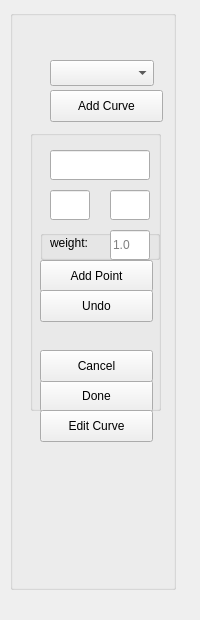
wiatrak2/curver, file curver/ui/add_point_panel.ui: the form before one commit.
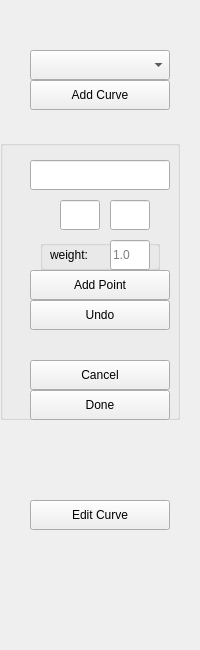
The form after the commit.

Diff of the .ui file:
```diff
--- a/curver/ui/add_point_panel.ui
+++ b/curver/ui/add_point_panel.ui
@@ -7,37 +7,35 @@
     <x>0</x>
     <y>0</y>
     <width>200</width>
-    <height>620</height>
+    <height>650</height>
    </rect>
   </property>
   <property name="windowTitle">
    <string>Form</string>
   </property>
-  <widget class="QGroupBox" name="mainPanelBox">
+  <widget class="QPushButton" name="addCurveButton">
    <property name="geometry">
     <rect>
-     <x>10</x>
-     <y>10</y>
-     <width>166</width>
-     <height>580</height>
+     <x>30</x>
+     <y>80</y>
+     <width>140</width>
+     <height>30</height>
     </rect>
    </property>
-   <property name="title">
-    <string/>
+   <property name="text">
+    <string>Add Curve</string>
    </property>
-   <property name="flat">
-    <bool>true</bool>
-   </property>
+  </widget>
    <widget class="QGroupBox" name="addPointBox">
     <property name="enabled">
      <bool>true</bool>
     </property>
     <property name="geometry">
      <rect>
-      <x>20</x>
-      <y>120</y>
-      <width>131</width>
-      <height>281</height>
+     <x>0</x>
+     <y>140</y>
+     <width>180</width>
+     <height>280</height>
      </rect>
     </property>
     <property name="title">
@@ -49,7 +47,7 @@
     <widget class="QLineEdit" name="xPos">
      <property name="geometry">
       <rect>
-       <x>20</x>
+      <x>60</x>
        <y>60</y>
        <width>40</width>
        <height>30</height>
@@ -65,7 +63,7 @@
      </property>
      <property name="geometry">
       <rect>
-       <x>80</x>
+      <x>110</x>
        <y>60</y>
        <width>40</width>
        <height>30</height>
@@ -75,10 +73,10 @@
     <widget class="QPushButton" name="addPointButton">
      <property name="geometry">
       <rect>
-       <x>10</x>
+      <x>30</x>
        <y>130</y>
-       <width>113</width>
-       <height>32</height>
+      <width>140</width>
+      <height>30</height>
       </rect>
      </property>
      <property name="text">
@@ -88,10 +86,10 @@
     <widget class="QPushButton" name="saveCurveButton">
      <property name="geometry">
       <rect>
-       <x>10</x>
+      <x>30</x>
        <y>250</y>
-       <width>113</width>
-       <height>32</height>
+      <width>140</width>
+      <height>30</height>
       </rect>
      </property>
      <property name="text">
@@ -104,9 +102,9 @@
      </property>
      <property name="geometry">
       <rect>
-       <x>20</x>
+      <x>30</x>
        <y>20</y>
-       <width>100</width>
+      <width>140</width>
        <height>30</height>
       </rect>
      </property>
@@ -114,10 +112,10 @@
     <widget class="QPushButton" name="undoAddPointButton">
      <property name="geometry">
       <rect>
-       <x>10</x>
+      <x>30</x>
        <y>160</y>
-       <width>113</width>
-       <height>32</height>
+      <width>140</width>
+      <height>30</height>
       </rect>
      </property>
      <property name="text">
@@ -127,10 +125,10 @@
     <widget class="QPushButton" name="cancelAddCurveButton">
      <property name="geometry">
       <rect>
-       <x>10</x>
+      <x>30</x>
        <y>220</y>
-       <width>113</width>
-       <height>32</height>
+      <width>140</width>
+      <height>30</height>
       </rect>
      </property>
      <property name="text">
@@ -140,7 +138,7 @@
     <widget class="QGroupBox" name="weightBox">
      <property name="geometry">
       <rect>
-       <x>10</x>
+      <x>40</x>
        <y>100</y>
        <width>120</width>
        <height>30</height>
@@ -180,7 +178,7 @@
         <x>10</x>
         <y>5</y>
         <width>60</width>
-        <height>16</height>
+       <height>20</height>
        </rect>
       </property>
       <property name="text">
@@ -189,42 +187,28 @@
      </widget>
     </widget>
    </widget>
-   <widget class="QPushButton" name="addCurveButton">
-    <property name="geometry">
-     <rect>
-      <x>40</x>
-      <y>80</y>
-      <width>113</width>
-      <height>32</height>
-     </rect>
-    </property>
-    <property name="text">
-     <string>Add Curve</string>
-    </property>
-   </widget>
-   <widget class="QComboBox" name="setCurveType">
-    <property name="geometry">
-     <rect>
-      <x>40</x>
-      <y>50</y>
-      <width>104</width>
-      <height>26</height>
-     </rect>
-    </property>
-   </widget>
    <widget class="QPushButton" name="editCurveButton">
     <property name="geometry">
      <rect>
       <x>30</x>
-      <y>400</y>
-      <width>113</width>
-      <height>32</height>
+     <y>500</y>
+     <width>140</width>
+     <height>30</height>
      </rect>
     </property>
     <property name="text">
      <string>Edit Curve</string>
     </property>
    </widget>
+  <widget class="QComboBox" name="setCurveType">
+   <property name="geometry">
+    <rect>
+     <x>30</x>
+     <y>50</y>
+     <width>140</width>
+     <height>30</height>
+    </rect>
+   </property>
   </widget>
  </widget>
  <resources/>
```
Lines whose indentation alone changed are shown as unchanged.
